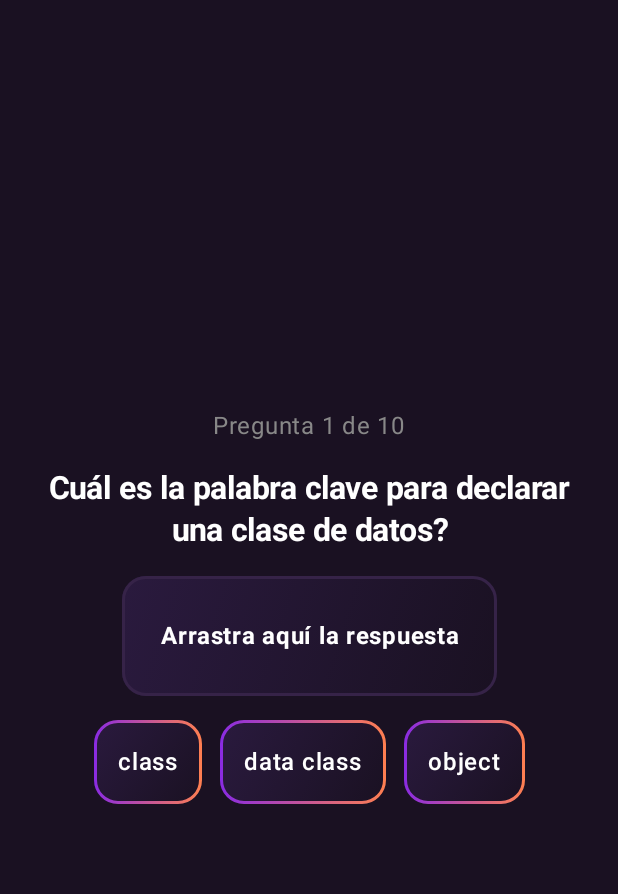
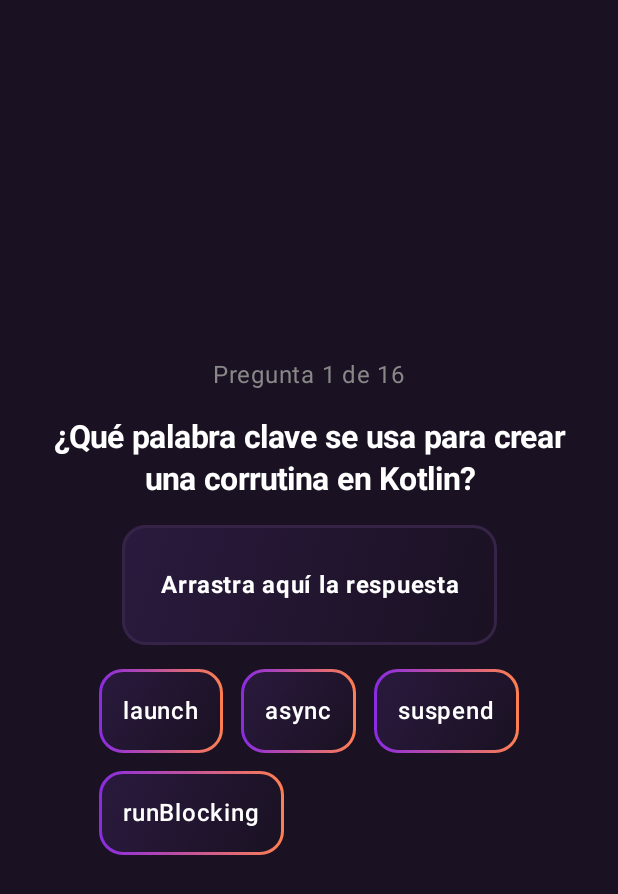
Before and after one commit to SantiagoGrinblat/KotlinQuiz, an Android app built with Jetpack Compose: the screen it shows after launch (MainActivity), on a phone screen of 412 x 824 dp. Shown: the top 894 px of the screen. Run offline under Robolectric (Android 15) with nearby library versions, the phone set to English and light mode, and no system bars.

Commit message:
"Se modifico para preguntas al azar y se agregaron mas"

```diff
--- a/app/src/main/java/com/santidev/kotlinquiz/assets/question.json
+++ b/app/src/main/java/com/santidev/kotlinquiz/assets/question.json
@@ -72,3 +72,6 @@
     }
   ]
 }
+/*
+Pronto agregar mas preguntas y hacer que el llamado a las preguntas sea solamente con JSON, y no con la clase simplemente
+*/
--- a/app/src/main/java/com/santidev/kotlinquiz/data/SampleQuestions.kt
+++ b/app/src/main/java/com/santidev/kotlinquiz/data/SampleQuestions.kt
@@ -18,8 +18,8 @@ val sampleQuestions = listOf(
   Question(
     id = 3,
     text = "¿Cual es la forma correcta de recordar un estado a travez de la recomposicion?",
-    options = listOf("remember", "rememberUpdatedState", "rememberSaveable"),
-    correctAnswer = "rememberSaveable",
+    options = listOf("remember{}", "rememberUpdatedState{}", "rememberSaveable{}"),
+    correctAnswer = "rememberSaveable{}",
     explanation = "rememberSaveable es la forma que tiene jetpack compose, para recordar el estado actual de un composable y evitar la recomposicion al girar la pantalla del dispositivo"
   ),
   Question(
@@ -74,4 +74,46 @@ val sampleQuestions = listOf(
     correctAnswer = "Text('Hola', color = Color.Red)",
     explanation = "El parámetro color define el color del texto."
   ),
+  Question(
+    id = 11,
+    text = "¿Cuál es la diferencia entre 'val' y 'var' en Kotlin?",
+    options = listOf("No hay diferencia", "val es inmutable, var es mutable", "var es inmutable, val es mutable"),
+    correctAnswer = "val es inmutable, var es mutable",
+    explanation = "'val' declara una propiedad de solo lectura (inmutable), mientras que 'var' permite modificar el valor."
+  ),
+  Question(
+    id = 12,
+    text = "¿Qué anotación se usa para crear un Composable en Jetpack Compose?",
+    options = listOf("@Component", "@Composable", "@Compose"),
+    correctAnswer = "@Composable",
+    explanation = "La anotación @Composable marca una función como componente de UI en Jetpack Compose."
+  ),
+  Question(
+    id = 13,
+    text = "¿Cuál es la forma correcta de manejar nulos en Kotlin?",
+    options = listOf("Usando try-catch", "Usando el operador ( ? )", "Kotlin no maneja nulos"),
+    correctAnswer = "Usando el operador ( ? )",
+    explanation = "Kotlin usa el sistema de tipos nullable con el operador ( ? ) para manejar valores que pueden ser nulos de forma segura."
+  ),
+  Question(
+    id = 14,
+    text = "¿Qué manera se usa para heredar de una clase en Kotlin?",
+    options = listOf("extends", "inherits", "( : )"),
+    correctAnswer = "( : )",
+    explanation = "En Kotlin se usa '( : )' después del nombre de la clase para indicar herencia o implementación de interfaces."
+  ),
+  Question(
+    id = 15,
+    text = "¿Cuál es la función principal de remember() en Compose?",
+    options = listOf("Recordar el estado anterior", "Mantener valores entre recomposiciones", "Guardar datos permanentemente"),
+    correctAnswer = "Mantener valores entre recomposiciones",
+    explanation = "remember() almacena valores en la composición para que persistan durante las recomposiciones."
+  ),
+  Question(
+    id = 16,
+    text = "¿Qué es una lambda en Kotlin?",
+    options = listOf("Una clase especial", "Una función anónima", "Un tipo de variable"),
+    correctAnswer = "Una función anónima",
+    explanation = "Las lambdas son funciones anónimas que se pueden pasar como parámetros o asignar a variables."
+  ),
 )
--- a/app/src/main/java/com/santidev/kotlinquiz/ui/screen/QuizScreen.kt
+++ b/app/src/main/java/com/santidev/kotlinquiz/ui/screen/QuizScreen.kt
@@ -23,8 +23,9 @@ fun QuizScreen() {
   var currentQuestionIndex by remember { mutableStateOf(0) }
   var isCorrect by remember { mutableStateOf<Boolean?>(null) }
 
-  val totalQuestions = sampleQuestions.size
-  val currentQuestions = sampleQuestions[currentQuestionIndex]
+  val questionsRandom = remember { sampleQuestions.shuffled() }
+  val totalQuestions = questionsRandom.size
+  val currentQuestions = questionsRandom[currentQuestionIndex]
 
   Column(modifier = Modifier
     .fillMaxSize()
@@ -46,7 +47,7 @@ fun QuizScreen() {
         isCorrect = selected == currentQuestions.correctAnswer
       },
       onNextQuestion = {
-        if (currentQuestionIndex < sampleQuestions.size - 1) {
+        if (currentQuestionIndex < questionsRandom.size - 1) {
           currentQuestionIndex++
           isCorrect = null
         }
--- a/app/src/main/java/com/santidev/kotlinquiz/utils/DraggableOption.kt
+++ b/app/src/main/java/com/santidev/kotlinquiz/utils/DraggableOption.kt
@@ -13,6 +13,8 @@ import androidx.compose.runtime.mutableStateOf
 import androidx.compose.runtime.remember
 import androidx.compose.runtime.setValue
 import androidx.compose.runtime.getValue
+import androidx.compose.runtime.rememberUpdatedState
+import androidx.compose.runtime.saveable.rememberSaveable
 import androidx.compose.ui.Modifier
 import androidx.compose.ui.geometry.Offset
 import androidx.compose.ui.graphics.Brush
```
